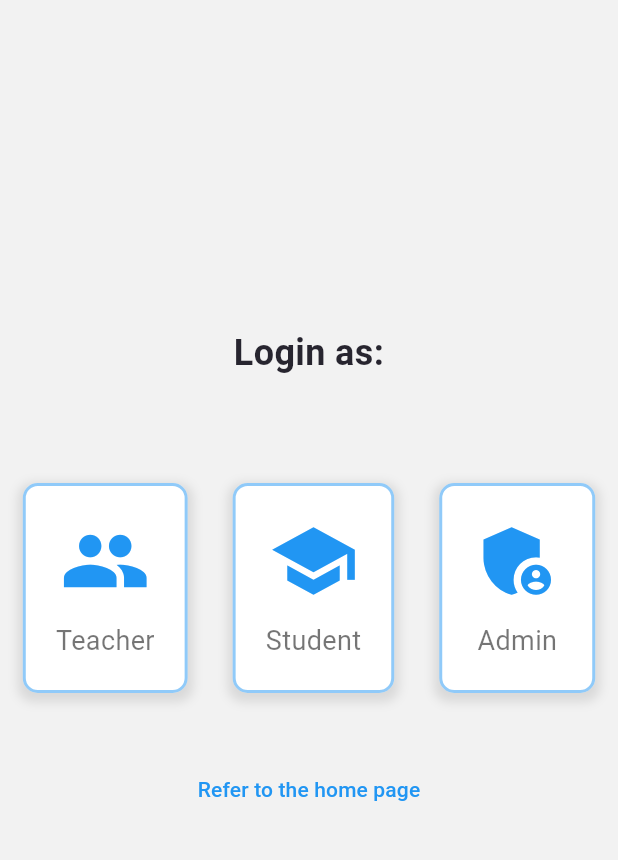
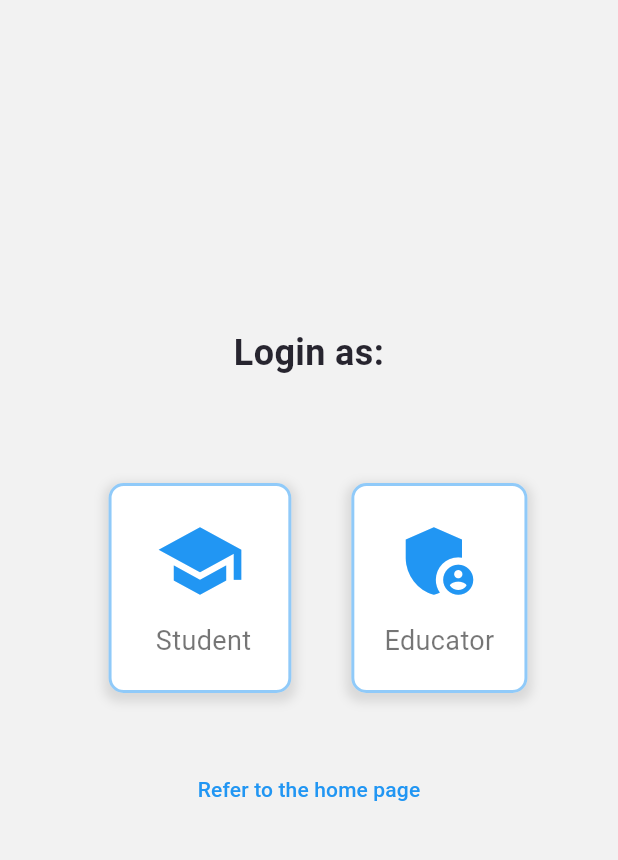
Before and after one commit to SarraBenAmmar/Frontsmarn, a Flutter app: the screen it shows after launch, on a phone screen of 412 x 824 dp, the part 84-944 px from its top. Run offline on Flutter 3.47's test engine with Material 3 defaults, Android fonts, the phone set to English and light mode, and no system bars.

Commit message:
Admin Selection Fix

```diff
--- a/lib/SelectionPage.dart
+++ b/lib/SelectionPage.dart
@@ -31,25 +31,12 @@ class SelectionPage extends StatelessWidget {
             Row(
               mainAxisAlignment: MainAxisAlignment.center,
               children: [
-                // Teacher Button
-                _buildButton(
-                  context,
-                  icon: Icons.group,
-                  label: 'Teacher',
-                  onTap: () {
-                    Navigator.push(
-                      context,
-                      MaterialPageRoute(builder: (context) => const TeacherForm()),
-                    );
-                  },
-
-                ),
-                const SizedBox(width: 30),
+                const SizedBox(width: 12),
                 // Pupil Button
                 _buildButton(
                   context,
                   icon: Icons.school,
-                  label: 'Student',
+                  label: '  Student ',
                   onTap: () {
                     Navigator.push(
                       context,
@@ -57,12 +44,12 @@ class SelectionPage extends StatelessWidget {
                     );
                   },
                 ),
-                const SizedBox(width: 30), // Space between buttons
+                const SizedBox(width: 40), // Space between buttons
                 // Admin Button
                 _buildButton(
                   context,
                   icon: Icons.admin_panel_settings,
-                  label: 'Admin',
+                  label: 'Educator',
                   onTap: () {
                     Navigator.push(
                       context,
--- a/lib/admin_form.dart
+++ b/lib/admin_form.dart
@@ -8,7 +8,7 @@ class AdminForm extends StatelessWidget {
     return Scaffold(
       backgroundColor: const Color(0xFFF2F2F2), // Light grey background
       appBar: AppBar(
-        title: const Text('Admin Form'),
+        title: const Text('Educator Form'),
         backgroundColor: const Color(0xFFC0EEF2),
       ),
       body: Center(
@@ -32,15 +32,16 @@ class AdminForm extends StatelessWidget {
               mainAxisSize: MainAxisSize.min,
               children: [
                 const Text(
-                  'Admin Login',
+                  'Login',
                   style: TextStyle(
                     fontSize: 24,
                     fontWeight: FontWeight.bold,
-                    color: Color.fromARGB(221, 8, 5, 17), // Darker text color for contrast
+                    color: Color.fromARGB(
+                        221, 8, 5, 17), // Darker text color for contrast
                   ),
                 ),
                 const SizedBox(height: 20),
-               const  TextField(
+                const TextField(
                   decoration: InputDecoration(
                     border: OutlineInputBorder(),
                     labelText: 'Username',
```
